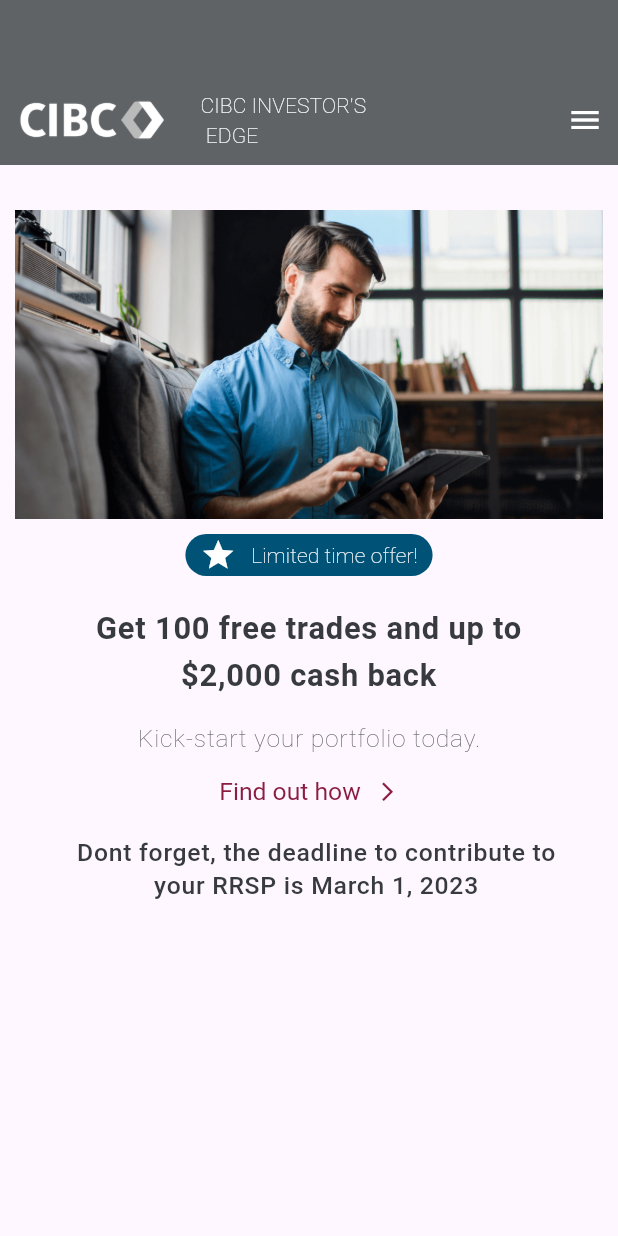
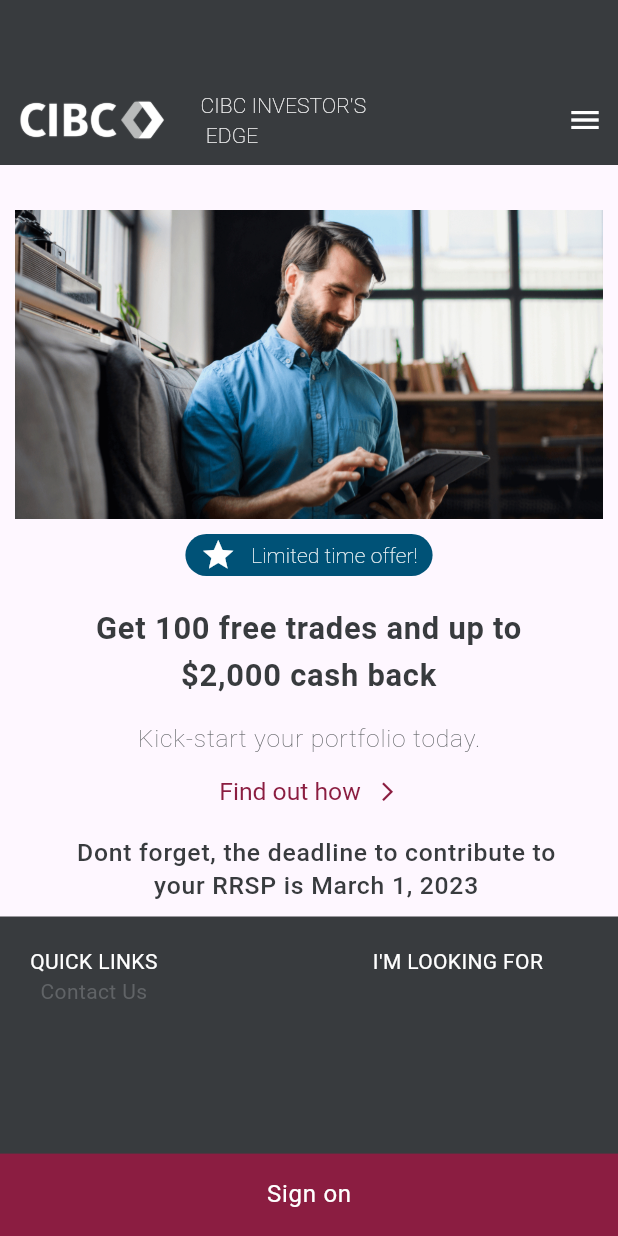
Before and after one commit to Shentia/Obr, a Flutter app: the screen it shows after launch, on a phone screen of 412 x 824 dp. Run offline on Flutter 3.47's test engine with Material 2 defaults, Android fonts, the phone set to English and light mode, and no system bars; our stand-ins replace flutter_spinkit, google_fonts.

```diff
--- a/lib/mainScreen.dart
+++ b/lib/mainScreen.dart
@@ -16,7 +16,7 @@ class MainScreen extends StatelessWidget {
         child: Column(
           children: [
             Container(
-              color: SolidColors.colorCibcMidGrey,
+              color: SolidColors.colorCibcDarkGrey,
               child: Padding(
                 padding: const EdgeInsets.fromLTRB(10, 50, 10, 0),
                 child: Row(
@@ -156,7 +156,7 @@ class MainScreen extends StatelessWidget {
                     ],
                   ),
                   Padding(
-                    padding: const EdgeInsets.fromLTRB(10, 20, 0, 0),
+                    padding: const EdgeInsets.fromLTRB(10, 20, 0, 10),
                     child: Text(
                       FakeData["deadline"],
                       style: Theme.of(context).textTheme.labelMedium?.copyWith(
@@ -170,7 +170,71 @@ class MainScreen extends StatelessWidget {
                 ],
               ),
             ),
+            SizedBox(
+              height: screenHeight / 2.5,
+              child: Container(
+                color: SolidColors.colorCibcDarkGrey,
+                child: Padding(
+                  padding: const EdgeInsets.fromLTRB(20, 20, 50, 10),
+                  child: Row(
+                    mainAxisAlignment: MainAxisAlignment.spaceBetween,
+                    children: [
+                      Column(
+                        children: [
+                          Text(
+                            FakeData["quick_links"].toUpperCase(),
+                            style: Theme.of(context)
+                                .textTheme
+                                .bodyMedium
+                                ?.copyWith(color: SolidColors.colorCibcWhite),
+                          ),
+                          Text(
+                            FakeData["contactus"],
+                            style: Theme.of(context)
+                                .textTheme
+                                .bodyMedium
+                                ?.copyWith(color: SolidColors.colorCibcMidGrey),
+                          ),
+                        ],
+                      ),
+                      Column(
+                        children: [
+                          Text(
+                            FakeData["iamLooking"].toUpperCase(),
+                            style: Theme.of(context)
+                                .textTheme
+                                .bodyMedium
+                                ?.copyWith(color: SolidColors.colorCibcWhite),
+                          )
+                        ],
+                      ),
+                    ],
+                  ),
+                ),
+              ),
+            ),
           ],
+        ),
+      ),
+      bottomNavigationBar: Material(
+        color: SolidColors.colorCibcDarkRed,
+        child: InkWell(
+          onTap: () {
+            //print('called on tap');
+          },
+          child: SizedBox(
+            height: screenHeight / 15,
+            width: double.infinity,
+            child: Center(
+              child: Text(
+                FakeData["sign_on"],
+                style: Theme.of(context)
+                    .textTheme
+                    .bodyLarge
+                    ?.copyWith(color: SolidColors.colorCibcWhite),
+              ),
+            ),
+          ),
         ),
       ),
     );
--- a/lib/model/mockModel.dart
+++ b/lib/model/mockModel.dart
@@ -6,5 +6,8 @@ Map FakeData = {
   "learn_more": "Find out how",
   "deadline":
       "Dont forget, the deadline to contribute to your RRSP is March 1, 2023",
-  "sign_on": "Sign on"
+  "sign_on": "Sign on",
+  "quick_links": "Quick Links",
+  "iamLooking": "I'm looking for",
+  "contactus": "Contact Us",
 };
```
